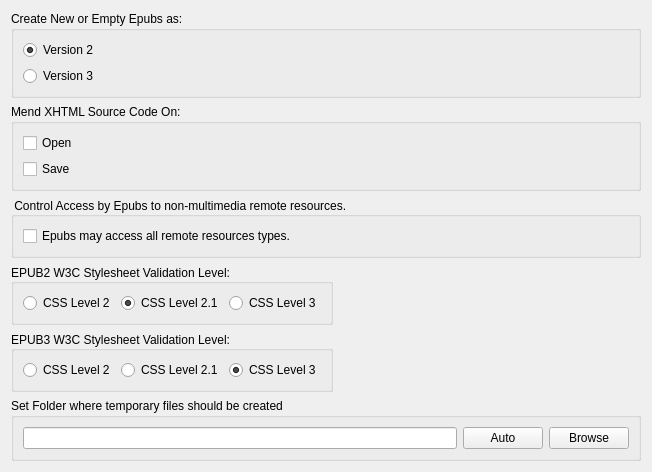
Before: the Qt Designer form src/Form_Files/PGeneralSettingsWidget.ui in Sigil-Ebook/Sigil, drawn with Qt 5.
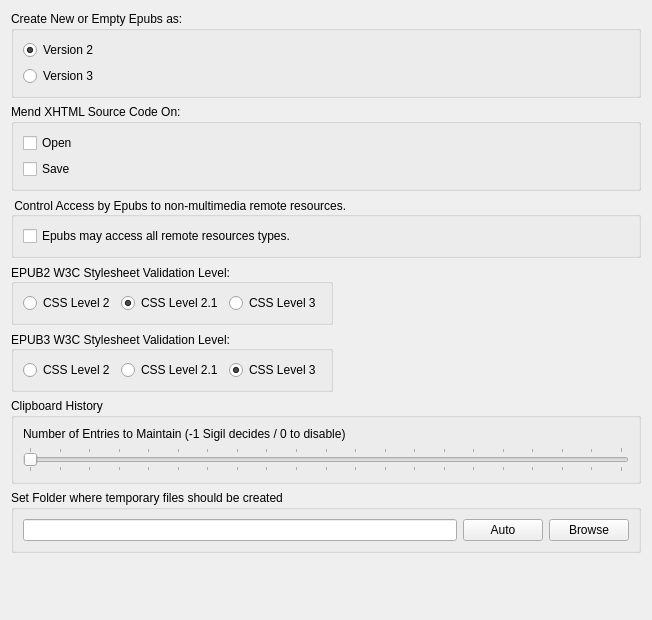
After: the same form once the commit is applied.

Commit message: First stab at user configurable clipboard history limitations

Diff of the .ui file:
```diff
--- a/src/Form_Files/PGeneralSettingsWidget.ui
+++ b/src/Form_Files/PGeneralSettingsWidget.ui
@@ -7,7 +7,7 @@
     <x>0</x>
     <y>0</y>
     <width>652</width>
-    <height>429</height>
+    <height>620</height>
    </rect>
   </property>
   <property name="windowTitle">
@@ -229,6 +229,50 @@
      </layout>
     </widget>
    </item>
+   <item>
+    <widget class="QGroupBox" name="groupBoxClipLimit">
+     <property name="title">
+      <string>Clipboard History</string>
+     </property>
+     <layout class="QVBoxLayout" name="verticalLayout_4">
+      <item>
+       <widget class="QLabel" name="labelCLipLimit">
+        <property name="text">
+         <string>Number of Entries to Maintain (-1 Sigil decides / 0 to disable)</string>
+        </property>
+        <property name="wordWrap">
+         <bool>true</bool>
+        </property>
+       </widget>
+      </item>
+      <item>
+       <widget class="QSlider" name="clipLimitSlider">
+        <property name="minimum">
+         <number>-1</number>
+        </property>
+        <property name="maximum">
+         <number>19</number>
+        </property>
+        <property name="value">
+         <number>-1</number>
+        </property>
+        <property name="sliderPosition">
+         <number>-1</number>
+        </property>
+        <property name="orientation">
+         <enum>Qt::Horizontal</enum>
+        </property>
+        <property name="tickPosition">
+         <enum>QSlider::TicksBothSides</enum>
+        </property>
+        <property name="tickInterval">
+         <number>1</number>
+        </property>
+       </widget>
+      </item>
+     </layout>
+    </widget>
+   </item>
    <item>
     <widget class="QGroupBox" name="groupBox_6">
      <property name="title">
@@ -259,6 +303,19 @@
      </layout>
     </widget>
    </item>
+   <item>
+    <spacer name="verticalSpacer">
+     <property name="orientation">
+      <enum>Qt::Vertical</enum>
+     </property>
+     <property name="sizeHint" stdset="0">
+      <size>
+       <width>20</width>
+       <height>11</height>
+      </size>
+     </property>
+    </spacer>
+   </item>
   </layout>
  </widget>
  <resources/>
```
The commit also changes 11 other files.
